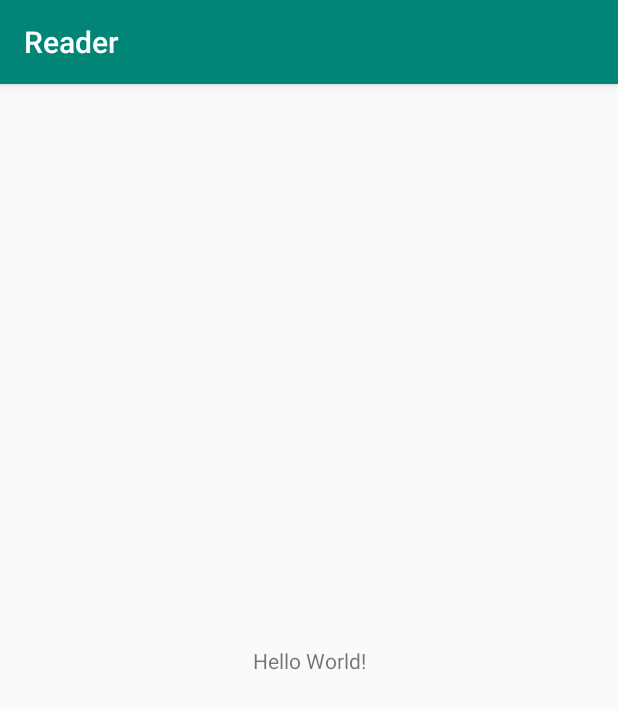
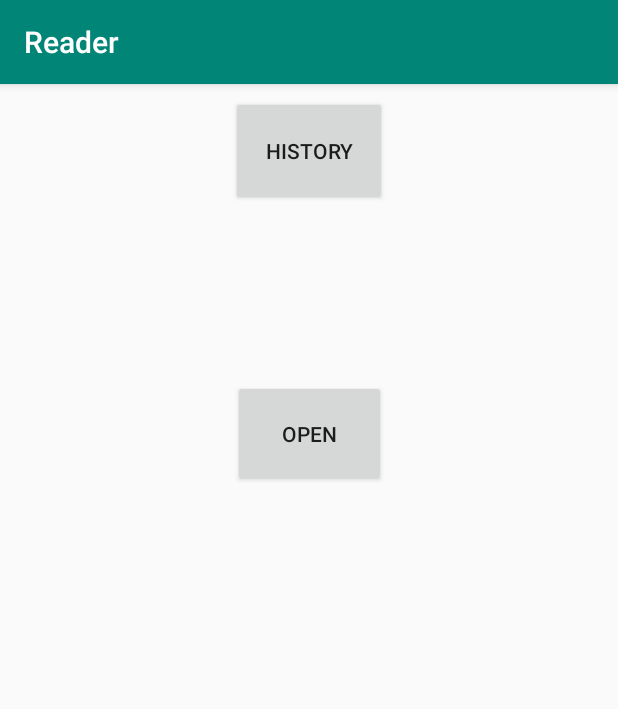
Before and after one commit to akarazeev/Reader, an Android app: the screen it shows after launch (MainActivity), on a phone screen of 412 x 824 dp. Shown: the top 709 px of the screen. Run offline under Robolectric (Android 15) with nearby library versions, the phone set to English and light mode, and no system bars.

Commit message:
Создание кнопки на открытие файла и кнопки с историей. Добавление обработчиков нажатия на эти кнопки

```diff
--- a/Reader/app/src/main/java/com/github/pashmentov96/reader/MainActivity.java
+++ b/Reader/app/src/main/java/com/github/pashmentov96/reader/MainActivity.java
@@ -2,12 +2,41 @@ package com.github.pashmentov96.reader;
 
 import android.support.v7.app.AppCompatActivity;
 import android.os.Bundle;
+import android.view.View;
+import android.widget.Button;
+import android.widget.Toast;
 
 public class MainActivity extends AppCompatActivity {
+
+    Button buttonHistory;
+    Button buttonOpen;
 
     @Override
     protected void onCreate(Bundle savedInstanceState) {
         super.onCreate(savedInstanceState);
         setContentView(R.layout.activity_main);
+
+        buttonHistory = (Button)findViewById(R.id.button_history);
+        buttonOpen = (Button)findViewById(R.id.button_open);
+
+        View.OnClickListener onClickButtonHistory = new View.OnClickListener() {
+            @Override
+            public void onClick(View v) {
+                Toast.makeText(v.getContext(), "Click on history_button", Toast.LENGTH_LONG).show();
+            }
+        };
+
+        buttonHistory.setOnClickListener(onClickButtonHistory);
+
+        View.OnClickListener onClickButtonOpen = new View.OnClickListener() {
+            @Override
+            public void onClick(View v) {
+                Toast.makeText(v.getContext(), "Click on open_button", Toast.LENGTH_LONG).show();
+            }
+        };
+
+        buttonOpen.setOnClickListener(onClickButtonOpen);
+
+
     }
 }
--- a/Reader/app/src/main/res/layout/activity_main.xml
+++ b/Reader/app/src/main/res/layout/activity_main.xml
@@ -6,13 +6,38 @@
     android:layout_height="match_parent"
     tools:context=".MainActivity">
 
-    <TextView
+    <Button
+        android:id="@+id/button_history"
+        android:layout_width="104dp"
+        android:layout_height="73dp"
+        android:layout_marginStart="8dp"
+        android:layout_marginTop="8dp"
+        android:layout_marginEnd="8dp"
+        android:text="history"
+        app:layout_constraintEnd_toEndOf="parent"
+        app:layout_constraintHorizontal_bias="0.501"
+        app:layout_constraintStart_toStartOf="parent"
+        app:layout_constraintTop_toTopOf="parent" />
+
+    <Button
+        android:id="@+id/button_open"
+        android:layout_width="102dp"
+        android:layout_height="71dp"
+        android:layout_marginStart="8dp"
+        android:layout_marginTop="8dp"
+        android:layout_marginEnd="8dp"
+        android:layout_marginBottom="8dp"
+        android:text="open"
+        app:layout_constraintBottom_toTopOf="@+id/guideline"
+        app:layout_constraintEnd_toEndOf="parent"
+        app:layout_constraintStart_toStartOf="parent"
+        app:layout_constraintTop_toBottomOf="@+id/button_history" />
+
+    <android.support.constraint.Guideline
+        android:id="@+id/guideline"
         android:layout_width="wrap_content"
         android:layout_height="wrap_content"
-        android:text="Hello World!"
-        app:layout_constraintBottom_toBottomOf="parent"
-        app:layout_constraintLeft_toLeftOf="parent"
-        app:layout_constraintRight_toRightOf="parent"
-        app:layout_constraintTop_toTopOf="parent" />
+        android:orientation="horizontal"
+        app:layout_constraintGuide_percent="0.5" />
 
 </android.support.constraint.ConstraintLayout>
```
